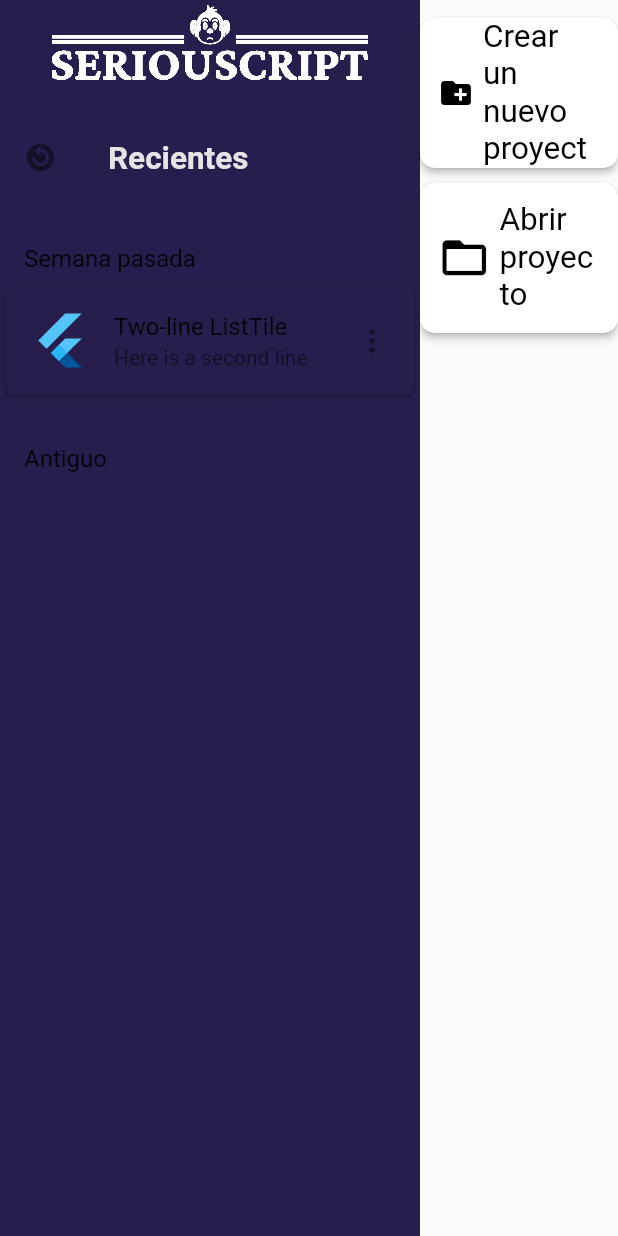
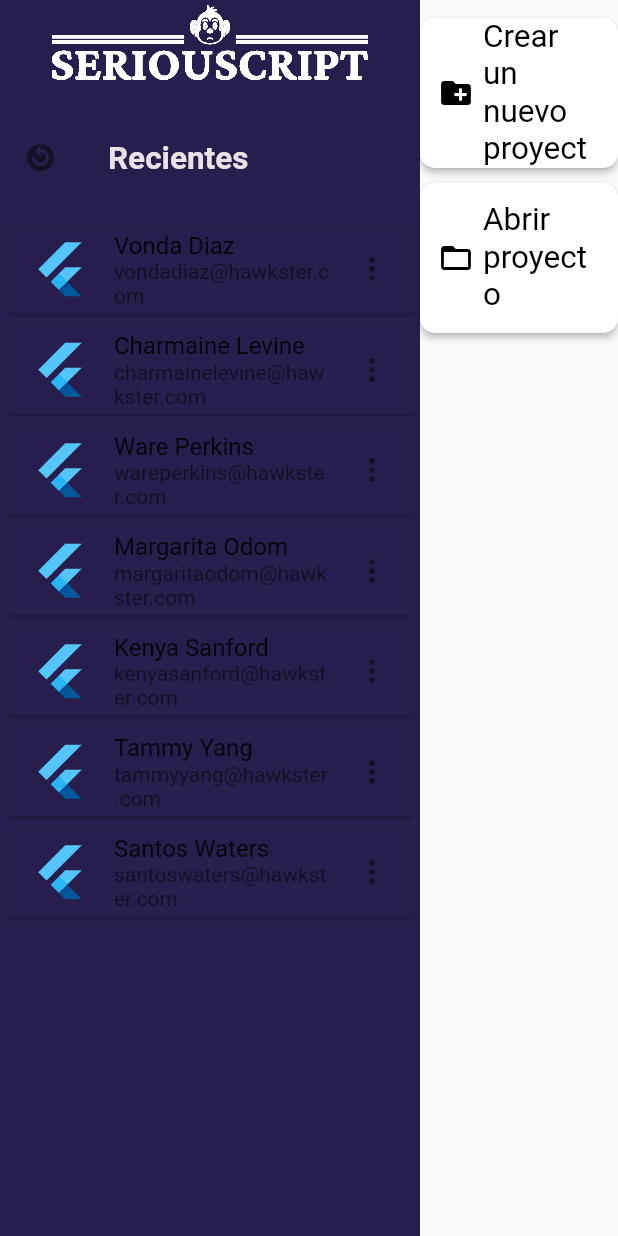
Before and after one commit to aleortbas/seriouScript, a Flutter app: the screen it shows after launch, on a phone screen of 412 x 824 dp. Run offline on Flutter 3.47's test engine with Material 2 defaults, Android fonts, the phone set to English and light mode, and no system bars; missing offline and left inert: desktop_window.

Commit message:
Json side menu

```diff
--- /dev/null
+++ b/assets/generated.json
@@ -0,0 +1,46 @@
+{
+"user": [
+  {
+    "name": "Vonda Diaz",
+    "email": "vondadiaz@hawkster.com",
+    "greeting": "Hello, Vonda Diaz! You have 5 unread messages.",
+    "favoriteFruit": "strawberry"
+  },
+  {
+    "name": "Charmaine Levine",
+    "email": "charmainelevine@hawkster.com",
+    "greeting": "Hello, Charmaine Levine! You have 8 unread messages.",
+    "favoriteFruit": "strawberry"
+  },
+  {
+    "name": "Ware Perkins",
+    "email": "wareperkins@hawkster.com",
+    "greeting": "Hello, Ware Perkins! You have 1 unread messages.",
+    "favoriteFruit": "strawberry"
+  },
+  {
+    "name": "Margarita Odom",
+    "email": "margaritaodom@hawkster.com",
+    "greeting": "Hello, Margarita Odom! You have 1 unread messages.",
+    "favoriteFruit": "apple"
+  },
+  {
+    "name": "Kenya Sanford",
+    "email": "kenyasanford@hawkster.com",
+    "greeting": "Hello, Kenya Sanford! You have 6 unread messages.",
+    "favoriteFruit": "apple"
+  },
+  {
+    "name": "Tammy Yang",
+    "email": "tammyyang@hawkster.com",
+    "greeting": "Hello, Tammy Yang! You have 9 unread messages.",
+    "favoriteFruit": "banana"
+  },
+  {
+    "name": "Santos Waters",
+    "email": "santoswaters@hawkster.com",
+    "greeting": "Hello, Santos Waters! You have 9 unread messages.",
+    "favoriteFruit": "apple"
+  }
+]
+}
--- /dev/null
+++ b/lib/models/testJson.dart
@@ -0,0 +1,20 @@
+import 'package:flutter/material.dart';
+
+class user {
+  final String name;
+  final String email;
+  final String greeting;
+  final String favoriteFruit;
+
+
+  user(this.email, this.name, this.favoriteFruit, this.greeting);
+
+  factory user.fromJson(Map<String, dynamic> json) {
+    return new user(
+      json['email'],
+      json['name'],
+      json['greeting'],
+      json['favoriteFruit'],
+    );
+  }
+}
--- a/lib/screens/openNew_screen.dart
+++ b/lib/screens/openNew_screen.dart
@@ -75,7 +75,6 @@
         ElevatedButton.icon(
           onPressed: (){}, icon: Icon( // <-- Icon
           Icons.folder_open,
-          size: 35.0,
         ),
         style: ElevatedButton.styleFrom(
           alignment: Alignment.centerLeft,
--- a/lib/widgets/side_menu.dart
+++ b/lib/widgets/side_menu.dart
@@ -1,5 +1,8 @@
+import 'dart:convert';
 import 'package:flutter/material.dart';
-import 'package:script_games_serious/data/data.dart';
+import 'package:flutter/services.dart';
+import 'package:script_games_serious/models/testJson.dart';
+
 
 class SideMenu extends StatelessWidget {
 
@@ -75,60 +78,52 @@
 }
 
 class ___ListWeeklyProjectsState extends State<__ListWeeklyProjects> {
+
+  List<dynamic> project = [];
+
+    Future<void> readJson() async {
+      final String response = await rootBundle.loadString('assets/generated.json');
+      final data = await json.decode(response);
+
+      setState(() {
+        project = data['user']
+        .map((data) => user.fromJson(data)).toList();
+      });
+    }
+
   @override
+  void initState() {
+    super.initState();
+    readJson();
+  }
   Widget build(BuildContext context) {
     return Expanded(
-      child: ListView(
-        padding:  const EdgeInsets.symmetric(vertical: 12.0),
-        physics: const ClampingScrollPhysics(),
-        children: [
-          Column(
-            crossAxisAlignment: CrossAxisAlignment.start,
-            children: <Widget> [
-              Align(
-                alignment: Alignment.centerLeft,
-                child: Padding(padding: const EdgeInsets.symmetric(
-                vertical: 5.0,
-                horizontal: 16.0,
-              ),child: Text('Semana pasada', style: Theme.of(context).textTheme.subtitle1,
-              overflow:  TextOverflow.ellipsis, textAlign: TextAlign.right,
-                ),
-              )
-              ),
-            ],
-          ),
-          ListView(
-            scrollDirection: Axis.vertical,
-            shrinkWrap: true,
-            children: const <Widget>[
-              Card(
-                color: Color.fromRGBO(40, 30, 77, 1),
+      child: ListView.builder(
+        itemCount: project.length,
+          itemBuilder: (c,index){
+            return  projectComponent(u: project[index]);
+          }
+      )
+    );
+  }
+  projectComponent({required user u}){
+    return Container(
+      child: Column(
+        crossAxisAlignment: CrossAxisAlignment.start,
+        children: <Widget> [
+          Card(
+            color: Color.fromRGBO(40, 30, 77, 1),
                 child: ListTile(
                   leading: FlutterLogo(size: 40.0),
-                  title: Text('Two-line ListTile'),
-                  subtitle: Text('Here is a second line'),
+                  title: Text(u.name),
+                  subtitle: Text(u.email),
                   trailing: Icon(Icons.more_vert),
-                ),
-              ),
-            ],
-          ),
-          SizedBox(height: 24.0),
-          Column(
-            crossAxisAlignment: CrossAxisAlignment.start,
-            children: <Widget> [
-              Align(
-                alignment: Alignment.centerLeft,
-                child: Padding(padding: const EdgeInsets.symmetric(
-                vertical: 5.0,
-                horizontal: 16.0,
-              ),child: Text('Antiguo', style: Theme.of(context).textTheme.subtitle1,
-              overflow:  TextOverflow.ellipsis, textAlign: TextAlign.right,
-                ),
-              )
-              ),
-            ],
+                )
           )
         ],
+        //children: [
+          //Text(u.name)
+        //],
       ),
     );
   }
```
